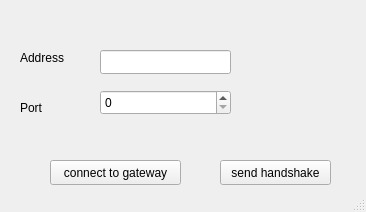
This is ic_mqtt_test_client.ui in florisa/Incheck-MQTT-client-test-gui as Qt 5 draws it before an edit. The edited form follows.
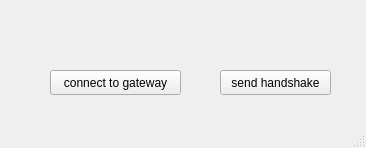
This is the edited form.

Commit message: - code cleaning - delete gui elements (port, addr)

What changed in the file:
```diff
--- a/ic_mqtt_test_client.ui
+++ b/ic_mqtt_test_client.ui
@@ -7,7 +7,7 @@
     <x>0</x>
     <y>0</y>
     <width>366</width>
-    <height>212</height>
+    <height>148</height>
    </rect>
   </property>
   <property name="windowTitle">
@@ -18,7 +18,7 @@
     <property name="geometry">
      <rect>
       <x>50</x>
-      <y>160</y>
+      <y>70</y>
       <width>131</width>
       <height>25</height>
      </rect>
@@ -27,37 +27,11 @@
      <string>connect to gateway</string>
     </property>
    </widget>
-   <widget class="QLabel" name="lbl_adress">
-    <property name="geometry">
-     <rect>
-      <x>20</x>
-      <y>50</y>
-      <width>55</width>
-      <height>16</height>
-     </rect>
-    </property>
-    <property name="text">
-     <string>Address</string>
-    </property>
-   </widget>
-   <widget class="QLabel" name="lbl_port">
-    <property name="geometry">
-     <rect>
-      <x>20</x>
-      <y>100</y>
-      <width>31</width>
-      <height>16</height>
-     </rect>
-    </property>
-    <property name="text">
-     <string>Port</string>
-    </property>
-   </widget>
    <widget class="QPushButton" name="btn_send_handshake">
     <property name="geometry">
      <rect>
       <x>220</x>
-      <y>160</y>
+      <y>70</y>
       <width>111</width>
       <height>25</height>
      </rect>
@@ -66,29 +40,6 @@
      <string>send handshake</string>
     </property>
    </widget>
-   <widget class="QSpinBox" name="spinBox_port">
-    <property name="geometry">
-     <rect>
-      <x>100</x>
-      <y>90</y>
-      <width>131</width>
-      <height>25</height>
-     </rect>
-    </property>
-    <property name="maximum">
-     <number>9999</number>
-    </property>
-   </widget>
-   <widget class="QLineEdit" name="lineEdit_address">
-    <property name="geometry">
-     <rect>
-      <x>100</x>
-      <y>50</y>
-      <width>131</width>
-      <height>24</height>
-     </rect>
-    </property>
-   </widget>
   </widget>
   <widget class="QStatusBar" name="statusbar"/>
  </widget>
```
The commit also changes 2 other files.
